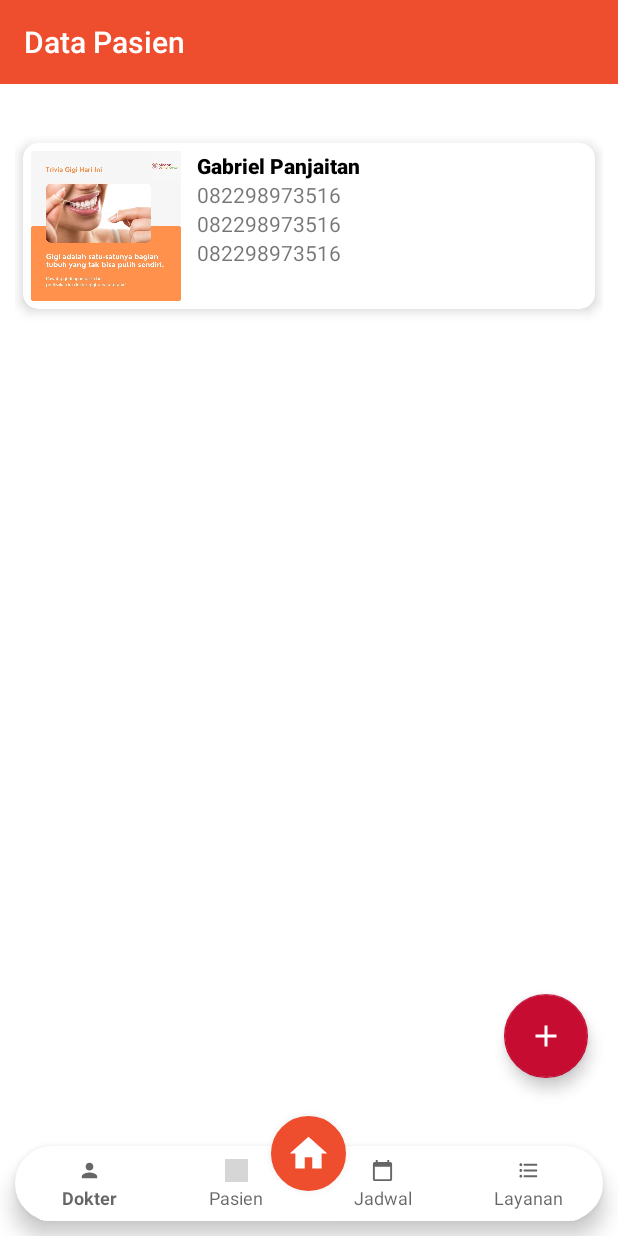
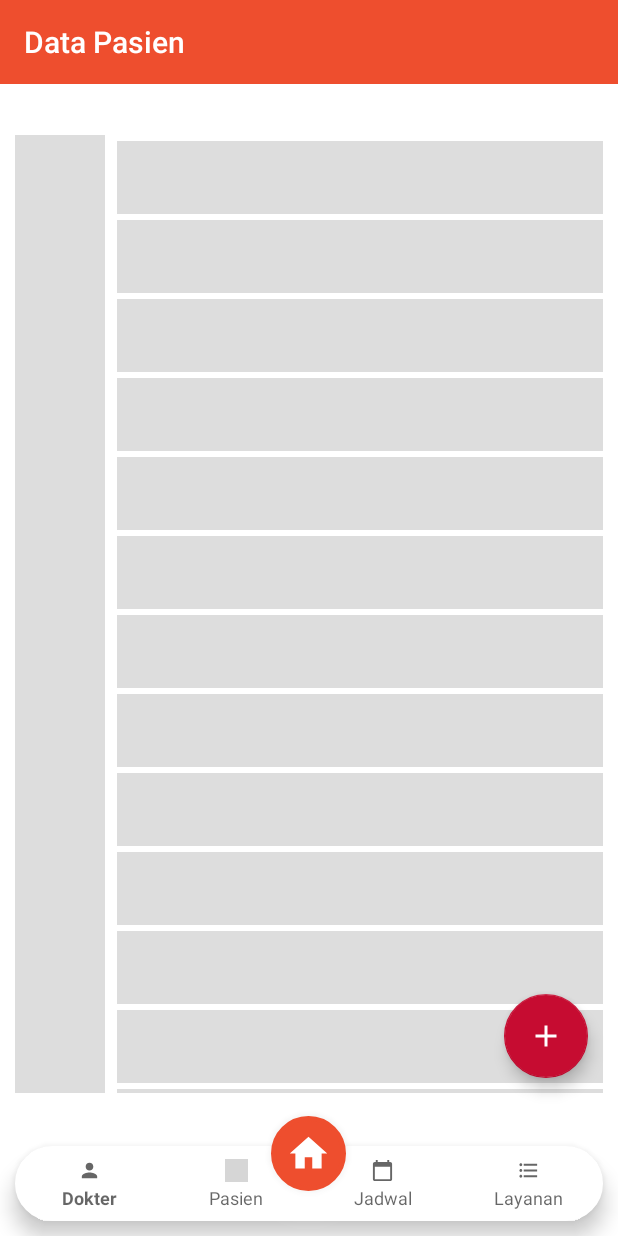
Before and after one commit to dodysitorus/mdc_client_app, an Android app: the fragment PasientFragment placed in its activity, on a phone screen of 412 x 824 dp. Run offline under Robolectric (Android 15) with nearby library versions, the light colour scheme and no system bars; our stand-ins replace Shimmer; grey boxes are pictures that could not be loaded.

Commit message:
add content layout in page patient

```diff
--- a/app/src/main/java/com/example/klinikapp/Fragment/PasientFragment.kt
+++ b/app/src/main/java/com/example/klinikapp/Fragment/PasientFragment.kt
@@ -25,6 +25,11 @@ class PasientFragment : Fragment() {
         super.onViewCreated(view, savedInstanceState)
         SetupToolbar()
         setUpListener()
+        setupShimmer()
+    }
+
+    private fun setupShimmer() {
+        shimmerLayout.startShimmerAnimation()
     }
 
     private fun SetupToolbar(){
--- a/app/src/main/res/layout/fragment_pasient.xml
+++ b/app/src/main/res/layout/fragment_pasient.xml
@@ -12,68 +12,73 @@
         android:layout_height="80dp"
         layout="@layout/toolbar"/>
 
-    <RelativeLayout
+    <include
+        android:visibility="gone"
+        android:layout_width="wrap_content"
+        android:layout_height="wrap_content"
+        android:layout_centerVertical="true"
+        android:layout_centerHorizontal="true"
+        layout="@layout/error_layout"/>
+
+    <include
+        android:visibility="gone"
+        layout="@layout/no_data_layout"
+        android:layout_width="wrap_content"
+        android:layout_height="wrap_content"
+        android:layout_centerInParent="true"/>
+
+    <com.facebook.shimmer.ShimmerFrameLayout
+        android:id="@+id/shimmerLayout"
+        android:layout_margin="10dp"
         android:layout_below="@+id/ll_toolbar"
-        android:background="@color/white"
         android:layout_width="match_parent"
-        android:layout_height="match_parent"
-        android:layout_margin="10dp">
+        android:layout_height="match_parent">
 
-        <androidx.cardview.widget.CardView
-            android:id="@+id/card_content_1"
-            android:layout_width="match_parent"
-            android:layout_height="wrap_content"
-            android:layout_margin="5dp"
-            app:cardBackgroundColor="@color/white"
-            app:cardCornerRadius="10dp"
-            app:cardElevation="5dp"
-            app:cardPreventCornerOverlap="true">
         <LinearLayout
             android:layout_width="match_parent"
             android:layout_height="wrap_content"
-                android:orientation="horizontal">
+            android:orientation="vertical">
 
-                <ImageView
-                    android:layout_width="100dp"
-                    android:layout_height="100dp"
-                    android:layout_margin="5dp"
-                    android:src="@drawable/gambar1" />
+            <include layout="@layout/shimmer_placeholder_layout" />
 
-                <LinearLayout
+            <include layout="@layout/shimmer_placeholder_layout" />
+
+            <include layout="@layout/shimmer_placeholder_layout" />
+
+            <include layout="@layout/shimmer_placeholder_layout" />
+
+            <include layout="@layout/shimmer_placeholder_layout" />
+
+            <include layout="@layout/shimmer_placeholder_layout" />
+
+            <include layout="@layout/shimmer_placeholder_layout" />
+
+            <include layout="@layout/shimmer_placeholder_layout" />
+
+            <include layout="@layout/shimmer_placeholder_layout" />
+
+            <include layout="@layout/shimmer_placeholder_layout" />
+
+            <include layout="@layout/shimmer_placeholder_layout" />
+
+            <include layout="@layout/shimmer_placeholder_layout" />
+
+            <include layout="@layout/shimmer_placeholder_layout" />
+
+            <include layout="@layout/shimmer_placeholder_layout" />
+
+            <include layout="@layout/shimmer_placeholder_layout" />
+        </LinearLayout>
+
+    </com.facebook.shimmer.ShimmerFrameLayout>
+
+    <androidx.recyclerview.widget.RecyclerView
+        android:layout_below="@+id/ll_toolbar"
+        android:id="@+id/recyclerView"
         android:layout_width="match_parent"
         android:layout_height="match_parent"
-                    android:orientation="vertical"
-                    android:layout_margin="5dp"
-                    >
-                    <TextView
-                        android:layout_width="wrap_content"
-                        android:layout_height="wrap_content"
-                        android:text="Gabriel Panjaitan"
-                        android:fontFamily="sans-serif-black"
-                        android:textColor="#000000"/>
-
-                    <TextView
-                        android:layout_width="wrap_content"
-                        android:layout_height="wrap_content"
-                        android:text="082298973516"
-                        android:fontFamily="sans-serif"
-                        />
-                    <TextView
-                        android:layout_width="wrap_content"
-                        android:layout_height="wrap_content"
-                        android:text="082298973516"
-                        android:fontFamily="sans-serif"
-                        />
-                    <TextView
-                        android:layout_width="wrap_content"
-                        android:layout_height="wrap_content"
-                        android:text="082298973516"
-                        android:fontFamily="sans-serif"
-                        />
-                </LinearLayout>
-            </LinearLayout>
-        </androidx.cardview.widget.CardView>
-    </RelativeLayout>
+        android:layout_margin="10dp"
+        android:visibility="gone"/>
 
     <com.google.android.material.floatingactionbutton.FloatingActionButton
         android:id="@+id/fab_add_patient"
--- a/app/src/main/res/layout/fragment_service.xml
+++ b/app/src/main/res/layout/fragment_service.xml
@@ -23,7 +23,7 @@
         layout="@layout/no_data_layout"
         android:layout_width="wrap_content"
         android:layout_height="wrap_content"
-        android:layout_centerInParent="true" />
+        android:layout_centerInParent="true"/>
 
     <com.facebook.shimmer.ShimmerFrameLayout
         android:visibility="gone"
@@ -90,6 +90,6 @@
         android:layout_marginEnd="20dp"
         android:layout_marginBottom="20dp"
         android:background="@color/colorPrimary"
-        android:src="@drawable/ic_baseline_add_24" />
+        android:src="@drawable/ic_baseline_add_24"/>
 
 </RelativeLayout>
```
Lines whose indentation alone changed are shown as unchanged.
